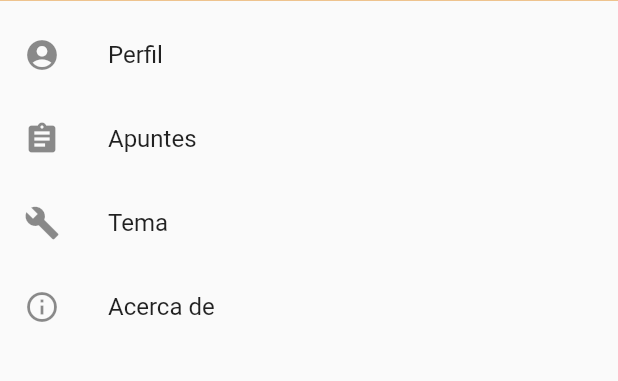
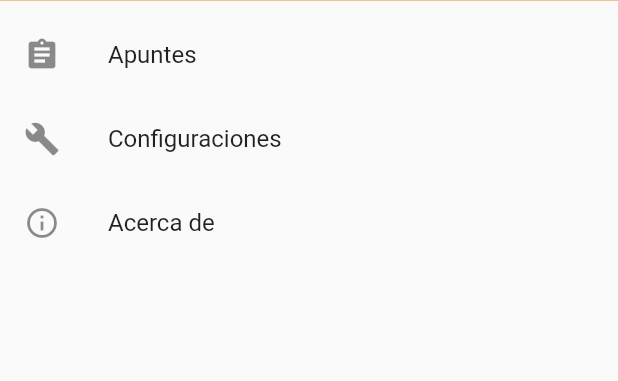
Before and after one commit to WiloCh/YourLibrary, a Flutter app: the ShopDrawer widget shown alone on an empty page, opened directly, on a phone screen of 412 x 824 dp, the part 241-622 px from its top. Run offline on Flutter 3.47's test engine with Material 2 defaults, Android fonts, the phone set to English and light mode, and no system bars; our stand-ins replace firebase_core, firebase_messaging, flutter_local_notifications, geolocator, google_maps_flutter, image_picker and 5 more; missing offline and left inert: cloudinary_public, progress_indicator; accounts and stored records are empty; network calls fail.

Commit message:
Arreglo username

```diff
--- a/yourlibrary/lib/src/bloc/validators_bloc.dart
+++ b/yourlibrary/lib/src/bloc/validators_bloc.dart
@@ -26,10 +26,10 @@ class Validators {
 
   final usernameValidator = StreamTransformer<String, String>.fromHandlers(
     handleData: (data, sink) {
-      if (data.length >= 10) {
+      if (data.length >= 5) {
         sink.add(data);
       } else {
-        sink.addError('El usuario debe tener al menos 10 caracteres');
+        sink.addError('El usuario debe tener al menos 5 caracteres');
       }
     },
   );
--- a/yourlibrary/lib/src/widgets/content/ShowDrawer_widget.dart
+++ b/yourlibrary/lib/src/widgets/content/ShowDrawer_widget.dart
@@ -32,11 +32,6 @@ class _ShopDrawerState extends State<ShopDrawer> {
             ),
           ),
           ListTile(
-            leading: Icon(Icons.account_circle),
-            title: Text('Perfil'),
-            onTap: () {},
-          ),
-          ListTile(
             leading: Icon(Icons.assignment),
             title: Text('Apuntes'),
             onTap: () {
@@ -50,7 +45,7 @@ class _ShopDrawerState extends State<ShopDrawer> {
           ),
           ListTile(
             leading: Icon(Icons.build),
-            title: Text('Tema'),
+            title: Text('Configuraciones'),
             onTap: () {
               Navigator.push(
                 context,
```
